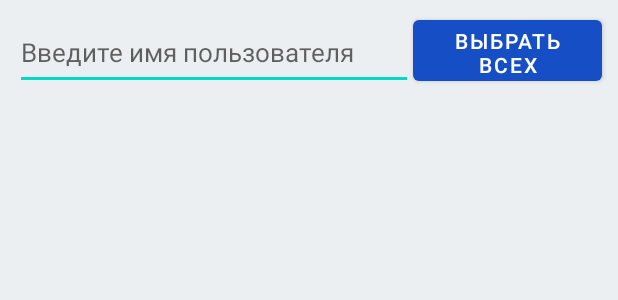
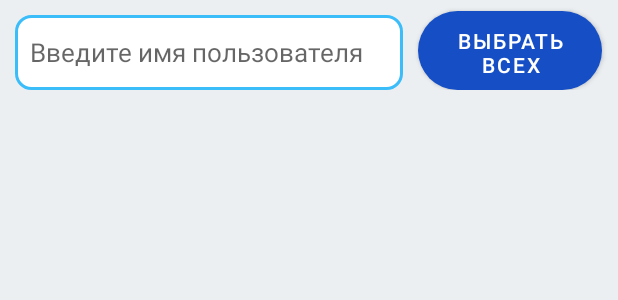
Before and after one commit to DimaSidukov/FindMyFriends, an Android app: the layout activity_friend_list.xml on its own in the app's theme, with its tools: preview values and no code run, on a phone screen of 412 x 824 dp. Shown: the top 300 px of the screen. Run offline under Robolectric (Android 15) with nearby library versions, the phone set to English and light mode, and no system bars.

Commit message:
minor changes

```diff
--- a/app/src/main/java/android/example/findmyfriends/model/local/MutableDataClass.kt
+++ b/app/src/main/java/android/example/findmyfriends/model/local/MutableDataClass.kt
@@ -1,5 +1,6 @@
 package android.example.findmyfriends.model.local
 
+import android.example.findmyfriends.model.remote.database.entity.UserInfo
 import android.example.findmyfriends.model.remote.geodata.UserLocationData
 import android.util.SparseBooleanArray
 
@@ -15,6 +16,9 @@ var locData : List<UserLocationData> = listOf()
 var isDbCreated = false
 
 lateinit var array: SparseBooleanArray
+var allItemsSelectedState = false
+
+var userList : MutableList<UserInfo> = mutableListOf()
 
 fun setToken(token: String) {
     vkAccessToken = token
--- a/app/src/main/java/android/example/findmyfriends/model/remote/database/dao/UserInfoDao.kt
+++ b/app/src/main/java/android/example/findmyfriends/model/remote/database/dao/UserInfoDao.kt
@@ -13,7 +13,7 @@ interface UserInfoDao {
     suspend fun updateUserInfo(userInfo: UserInfo)
 
     @Delete
-    suspend fun deleteUserInfo(userInfo: UserInfo)
+    fun deleteUserInfo(userInfo: UserInfo)
 
     @Query("SELECT * FROM UserInfo WHERE id = :id")
     fun getUserInfo(id: Int) : UserInfo
@@ -21,4 +21,7 @@ interface UserInfoDao {
     @Query("SELECT * FROM UserInfo")
     fun getAllUsers() : List<UserInfo>
 
+    @Query("DELETE FROM UserInfo")
+    fun deleteAllUser()
+
 }
--- a/app/src/main/java/android/example/findmyfriends/ui/friendsactivity/FriendsView.kt
+++ b/app/src/main/java/android/example/findmyfriends/ui/friendsactivity/FriendsView.kt
@@ -13,4 +13,7 @@ interface FriendsView : BaseView {
 
     @AddToEndSingle
     fun setButtonState()
+
+    @AddToEndSingle
+    fun setItemsFlagState()
 }
--- a/app/src/main/java/android/example/findmyfriends/viewmodel/mainpresenter/MainPresenter.kt
+++ b/app/src/main/java/android/example/findmyfriends/viewmodel/mainpresenter/MainPresenter.kt
@@ -1,6 +1,8 @@
 package android.example.findmyfriends.viewmodel.mainpresenter
 
 import android.example.findmyfriends.model.local.setToken
+import android.example.findmyfriends.model.local.userList
+import android.example.findmyfriends.model.remote.database.database.AppDatabase
 import android.example.findmyfriends.ui.mainactivity.MainView
 import android.example.findmyfriends.viewmodel.common.BasePresenter
 import moxy.InjectViewState
@@ -11,4 +13,8 @@ class MainPresenter() : BasePresenter<MainView>() {
     fun verifyVkToken(token: String) : Boolean = accessVKToken() != token
 
     fun setVkToken(token: String) = setToken(token)
+
+    fun clearDataBase() {
+        AppDatabase.destroyDataBase()
+    }
 }
--- /dev/null
+++ b/app/src/main/res/drawable/rounded_edittext.xml
@@ -0,0 +1,7 @@
+<selector xmlns:android="http://schemas.android.com/apk/res/android">
+    <item> <shape android:shape="rectangle">
+        <solid android:color="#ffffff"/>
+        <corners android:radius="10dp" />
+        <stroke android:width="2dp" android:color="#3bbdfa" />
+    </shape> </item>
+</selector>
--- a/app/src/main/res/layout/activity_friend_list.xml
+++ b/app/src/main/res/layout/activity_friend_list.xml
@@ -6,6 +6,7 @@
     android:layout_width="match_parent"
     android:layout_height="match_parent"
     android:background="#ECEFF1"
+    android:animateLayoutChanges="true"
     tools:context=".ui.friendsactivity.FriendListActivity">
 
     <LinearLayout
@@ -21,7 +22,10 @@
             android:layout_width="0dp"
             android:layout_height="50dp"
             android:layout_weight="8"
+            android:layout_marginEnd="10dp"
+            android:paddingLeft="10dp"
             android:textSize="17sp"
+            android:background="@drawable/rounded_edittext"
             android:hint="@string/enter_user_name"
             android:autofillHints="@string/enter_user_name" />
 
@@ -32,6 +36,7 @@
             android:layout_marginTop="7dp"
             android:layout_marginEnd="10dp"
             android:layout_weight="3.8"
+            android:background="@drawable/rounded_button"
             android:text="@string/select_all" />
 
     </LinearLayout>
@@ -42,6 +47,7 @@
         android:layout_height="wrap_content"
         android:paddingStart="10dp"
         android:paddingEnd="10dp"
+        android:layout_marginTop="10dp"
         android:layout_below="@id/text_and_button"
         android:background="#ECEFF1"
         android:scrollbars="vertical"/>
```
Also changed, not shown: app/src/main/java/android/example/findmyfriends/ui/friendsactivity/FriendListActivity.kt (+30 -16 lines), app/src/main/java/android/example/findmyfriends/ui/mainactivity/MainActivity.kt (+7 -1 lines), app/src/main/java/android/example/findmyfriends/viewmodel/friendspresenter/FriendsPresenter.kt (+21 -22 lines), app/src/main/java/android/example/findmyfriends/viewmodel/friendspresenter/friendsadapter/VkFriendListAdapter.kt (+16 -4 lines).
